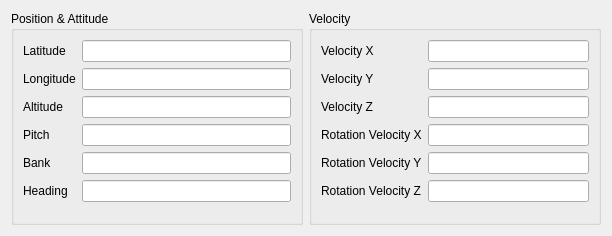
This is src/UserInterface/src/Widgets/AircraftWidget.ui in till213/SkyDolly as Qt 5 draws it before an edit. The edited form follows.
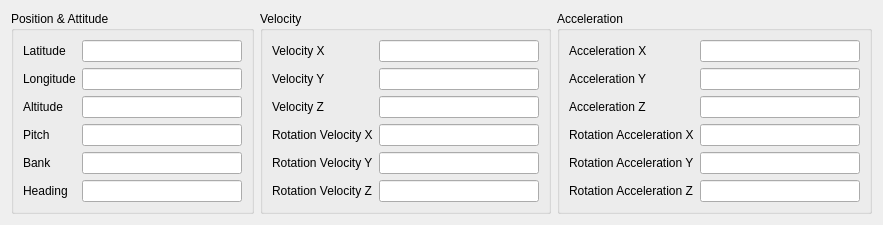
This is the edited form.

Commit message:
Support cowl flaps and rotation acceleration sim vars.
- Update *.simvars format: add "is string" attribute (MSFS SDK 0.12)

Patch:
```diff
--- a/src/UserInterface/src/Widgets/AircraftWidget.ui
+++ b/src/UserInterface/src/Widgets/AircraftWidget.ui
@@ -6,8 +6,8 @@
    <rect>
     <x>0</x>
     <y>0</y>
-    <width>612</width>
-    <height>236</height>
+    <width>853</width>
+    <height>220</height>
    </rect>
   </property>
   <property name="minimumSize">
@@ -20,9 +20,6 @@
    <string>Form</string>
   </property>
   <layout class="QGridLayout" name="gridLayout">
-   <property name="sizeConstraint">
-    <enum>QLayout::SetDefaultConstraint</enum>
-   </property>
    <item row="0" column="0">
     <widget class="QGroupBox" name="groupBox_5">
      <property name="minimumSize">
@@ -296,6 +293,141 @@
      </layout>
     </widget>
    </item>
+   <item row="0" column="2">
+    <widget class="QGroupBox" name="groupBox_7">
+     <property name="minimumSize">
+      <size>
+       <width>0</width>
+       <height>0</height>
+      </size>
+     </property>
+     <property name="title">
+      <string>Acceleration</string>
+     </property>
+     <layout class="QFormLayout" name="formLayout_6">
+      <item row="0" column="0">
+       <widget class="QLabel" name="label_15">
+        <property name="text">
+         <string>Acceleration X</string>
+        </property>
+       </widget>
+      </item>
+      <item row="0" column="1">
+       <widget class="QLineEdit" name="accelerationXLineEdit">
+        <property name="minimumSize">
+         <size>
+          <width>160</width>
+          <height>0</height>
+         </size>
+        </property>
+        <property name="readOnly">
+         <bool>true</bool>
+        </property>
+       </widget>
+      </item>
+      <item row="1" column="0">
+       <widget class="QLabel" name="label_16">
+        <property name="text">
+         <string>Acceleration Y</string>
+        </property>
+       </widget>
+      </item>
+      <item row="1" column="1">
+       <widget class="QLineEdit" name="accelerationYLineEdit">
+        <property name="minimumSize">
+         <size>
+          <width>160</width>
+          <height>0</height>
+         </size>
+        </property>
+        <property name="readOnly">
+         <bool>true</bool>
+        </property>
+       </widget>
+      </item>
+      <item row="2" column="0">
+       <widget class="QLabel" name="label_17">
+        <property name="text">
+         <string>Acceleration Z</string>
+        </property>
+       </widget>
+      </item>
+      <item row="2" column="1">
+       <widget class="QLineEdit" name="accelerationZLineEdit">
+        <property name="minimumSize">
+         <size>
+          <width>160</width>
+          <height>0</height>
+         </size>
+        </property>
+        <property name="readOnly">
+         <bool>true</bool>
+        </property>
+       </widget>
+      </item>
+      <item row="3" column="0">
+       <widget class="QLabel" name="label_31">
+        <property name="text">
+         <string>Rotation Acceleration X</string>
+        </property>
+       </widget>
+      </item>
+      <item row="3" column="1">
+       <widget class="QLineEdit" name="rotationAccelerationXLineEdit">
+        <property name="minimumSize">
+         <size>
+          <width>160</width>
+          <height>0</height>
+         </size>
+        </property>
+        <property name="readOnly">
+         <bool>true</bool>
+        </property>
+       </widget>
+      </item>
+      <item row="4" column="0">
+       <widget class="QLabel" name="label_32">
+        <property name="text">
+         <string>Rotation Acceleration Y</string>
+        </property>
+       </widget>
+      </item>
+      <item row="4" column="1">
+       <widget class="QLineEdit" name="rotationAccelerationYLineEdit">
+        <property name="minimumSize">
+         <size>
+          <width>160</width>
+          <height>0</height>
+         </size>
+        </property>
+        <property name="readOnly">
+         <bool>true</bool>
+        </property>
+       </widget>
+      </item>
+      <item row="5" column="0">
+       <widget class="QLabel" name="label_33">
+        <property name="text">
+         <string>Rotation Acceleration Z</string>
+        </property>
+       </widget>
+      </item>
+      <item row="5" column="1">
+       <widget class="QLineEdit" name="rotationAccelerationZLineEdit">
+        <property name="minimumSize">
+         <size>
+          <width>160</width>
+          <height>0</height>
+         </size>
+        </property>
+        <property name="readOnly">
+         <bool>true</bool>
+        </property>
+       </widget>
+      </item>
+     </layout>
+    </widget>
+   </item>
   </layout>
  </widget>
  <resources/>
```
The commit also changes 21 other files.
